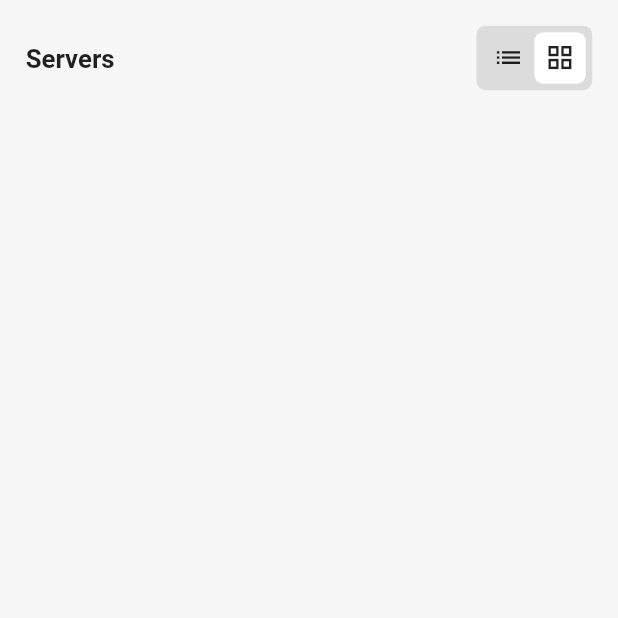
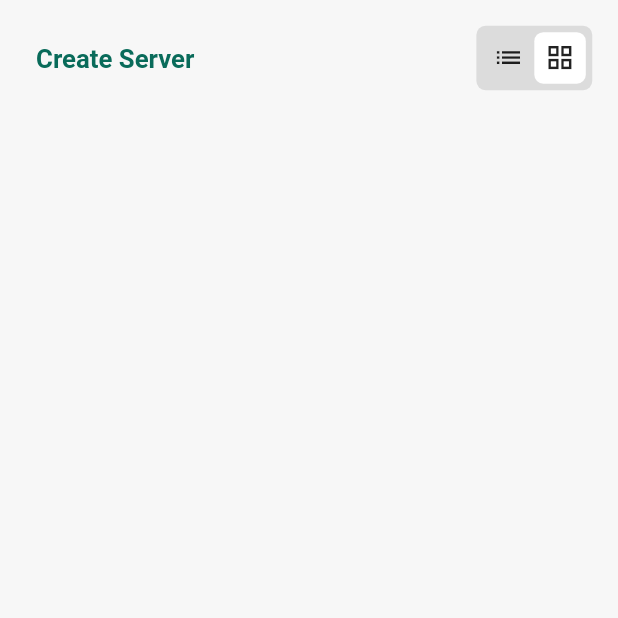
Before and after one commit to arashsheyda/laravel-forge-app, a Flutter app: the ServerScreen screen opened directly, on a phone screen of 412 x 824 dp, the top half of it. Run offline on Flutter 3.47's test engine with Material 2 defaults, Android fonts, the light colour scheme and no system bars; our stand-ins replace dio, flutter_bloc, flutter_dotenv, flutter_highlight, flutter_svg, freezed_annotation and 5 more; missing offline and left inert: on_screen_ruler, webview_flutter_android, webview_flutter_wkwebview; generated files the repository leaves out were written again; network calls fail; project files that could hold a hidden picture were left out.

Commit message:
fix: server create

```diff
--- a/lib/core/router/route_generator.dart
+++ b/lib/core/router/route_generator.dart
@@ -10,6 +10,7 @@ import 'package:forge/modules/admin/server/modules/site/modules/deployment/scree
 import 'package:forge/modules/admin/server/modules/site/router/site_arguments.dart';
 import 'package:forge/modules/admin/server/modules/site/screens/site_detail_screen.dart';
 import 'package:forge/modules/admin/server/modules/site/screens/site_screen.dart';
+import 'package:forge/modules/admin/server/screens/server_create_screen.dart';
 import 'package:forge/modules/admin/server/screens/server_detail_screen.dart';
 import 'package:forge/modules/admin/user/screens/user_screen.dart';
 import 'package:forge/modules/app.dart';
@@ -30,6 +31,9 @@ class RouteGenerator {
 
       case '/user':
         return CupertinoPageRoute(builder: (_) => const UserScreen());
+
+      case '/server/create':
+        return CupertinoPageRoute(builder: (_) => const ServerCreateScreen());
 
       case '/server/detail':
         if (arguments is int) {
--- a/lib/modules/admin/server/screens/server_screen.dart
+++ b/lib/modules/admin/server/screens/server_screen.dart
@@ -20,11 +20,15 @@ class ServerScreen extends StatelessWidget {
             Row(
               mainAxisAlignment: MainAxisAlignment.spaceBetween,
               children: [
-                const Text(
-                  'Servers',
-                  style: TextStyle(
-                    fontWeight: FontWeight.bold,
-                    fontSize: 20,
+                TextButton(
+                  onPressed: () =>
+                      Navigator.of(context).pushNamed('/server/create'),
+                  child: const Text(
+                    'Create Server',
+                    style: TextStyle(
+                      fontWeight: FontWeight.bold,
+                      fontSize: 20,
+                    ),
                   ),
                 ),
                 Container(
```
Also changed, not shown: 1 other file.
